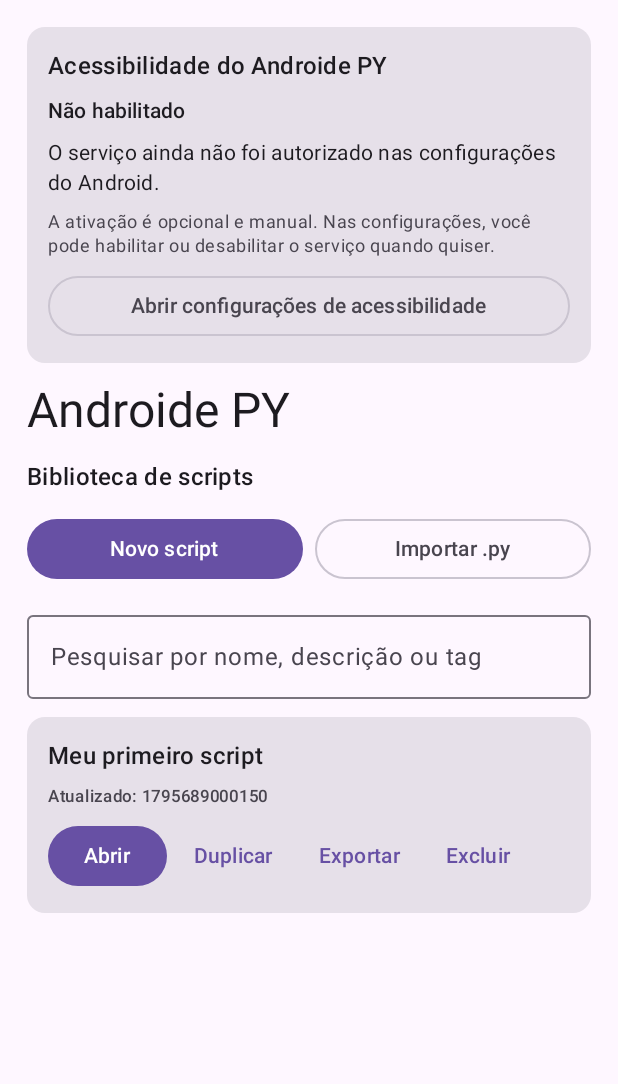
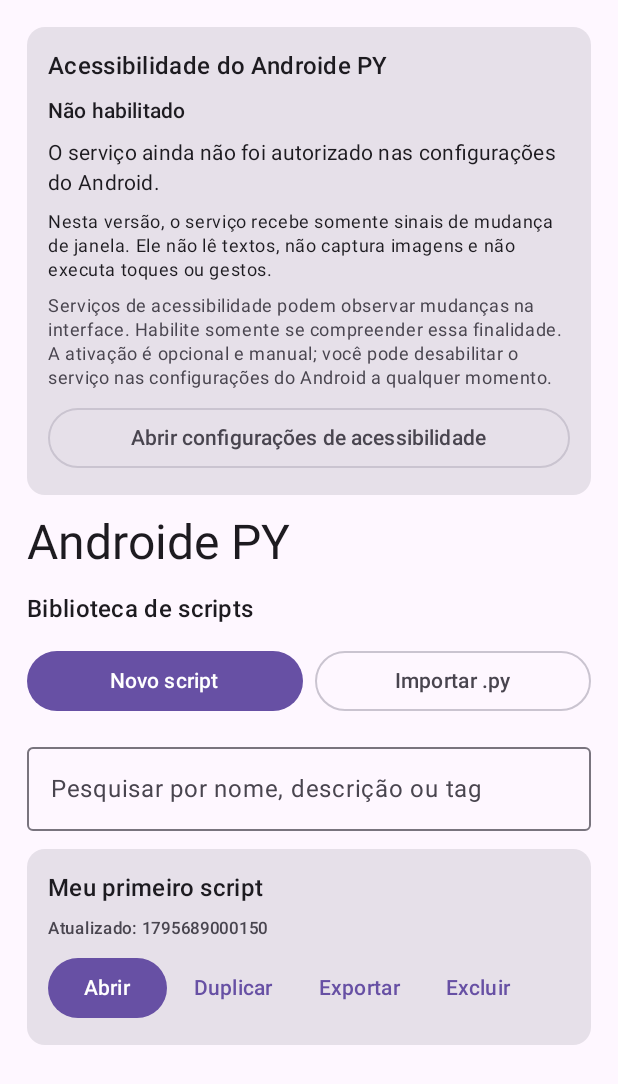
Before and after one commit to Samuel-Francisco-AS/Androide-PY, an Android app built with Jetpack Compose: the screen it shows after launch (MainActivity), after a tap on "‹ Biblioteca", on a phone screen of 412 x 824 dp. Shown: the top 1084 px of the screen. Run offline under Robolectric (Android 15) with nearby library versions, the phone set to English and light mode, and no system bars; our stand-ins replace Room's generated code.

Commit message:
fix(p2.1-b): clarify accessibility scope and privacy in UI

```diff
--- a/android/app/src/main/java/com/samuel/androidepy/ui/MainScreen.kt
+++ b/android/app/src/main/java/com/samuel/androidepy/ui/MainScreen.kt
@@ -310,7 +310,11 @@ private fun AccessibilitySettingsCard(
             Text(statusTitle, style = MaterialTheme.typography.labelLarge)
             Text(statusDescription, style = MaterialTheme.typography.bodyMedium)
             Text(
-                "A ativação é opcional e manual. Nas configurações, você pode habilitar ou desabilitar o serviço quando quiser.",
+                "Nesta versão, o serviço recebe somente sinais de mudança de janela. Ele não lê textos, não captura imagens e não executa toques ou gestos.",
+                style = MaterialTheme.typography.bodySmall
+            )
+            Text(
+                "Serviços de acessibilidade podem observar mudanças na interface. Habilite somente se compreender essa finalidade. A ativação é opcional e manual; você pode desabilitar o serviço nas configurações do Android a qualquer momento.",
                 style = MaterialTheme.typography.bodySmall,
                 color = MaterialTheme.colorScheme.onSurfaceVariant
             )
```
